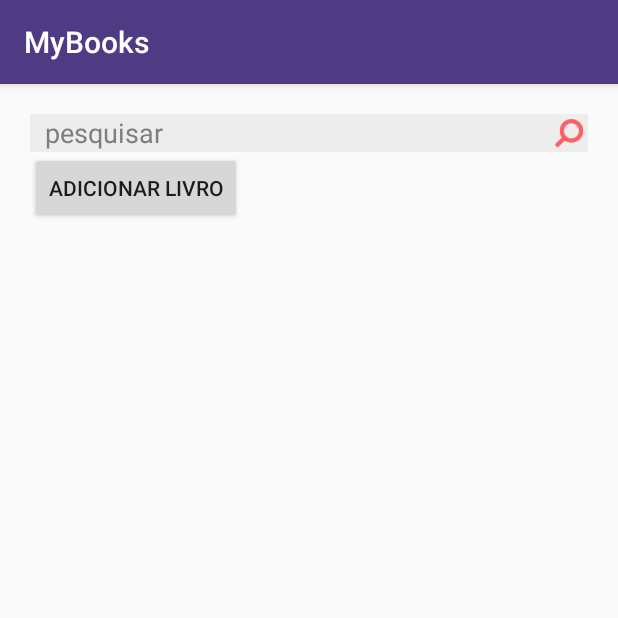
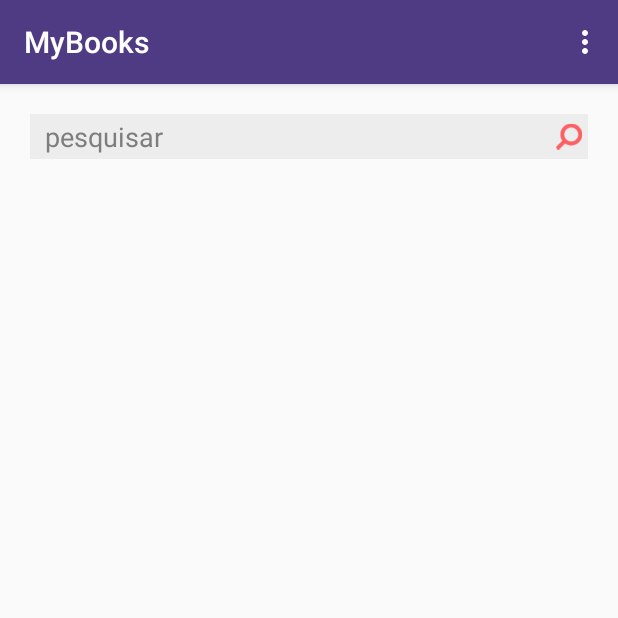
Before and after one commit to camila-borges/myBook, an Android app: the ListBooksActivity screen opened directly, with no data from a screen before it, on a phone screen of 412 x 824 dp, the top half of it. Run offline under Robolectric (Android 15) with nearby library versions, the light colour scheme and no system bars.

Commit message:
App DONE]

```diff
--- a/app/build.gradle
+++ b/app/build.gradle
@@ -25,6 +25,8 @@ dependencies {
         exclude group: 'com.android.support', module: 'support-annotations'
         exclude group: 'com.google.code.findbugs'
     })
+    compile group: 'com.google.api-client', name: 'google-api-client', version: '1.23.0'
+    compile group: 'com.google.api-client', name: 'google-api-client-android', version: '1.23.0'
     compile 'com.github.sembozdemir:BooksApiJavaWrapper:1.0.0'
     compile 'com.google.apis:google-api-services-books:v1-rev93-1.23.0'
     compile 'com.android.support:appcompat-v7:26.+'
@@ -32,9 +34,7 @@ dependencies {
     compile 'com.android.support:recyclerview-v7:26.0.0-alpha1'
     compile 'com.android.support:design:26.0.0-alpha1'
     compile 'com.android.support.constraint:constraint-layout:1.0.2'
-    compile group: 'com.google.api-client', name: 'google-api-client', version: '1.23.0'
-    compile group: 'com.google.api-client', name: 'google-api-client-android', version: '1.23.0'
+    compile 'com.github.bumptech.glide:glide:4.3.0'
     testCompile 'junit:junit:4.12'
     annotationProcessor 'com.github.bumptech.glide:compiler:4.3.0'
-    compile 'com.github.bumptech.glide:glide:4.3.0'
 }
--- a/app/src/main/res/layout/activity_list_books.xml
+++ b/app/src/main/res/layout/activity_list_books.xml
@@ -10,33 +10,38 @@
     <EditText
         android:id="@+id/searchBookList"
         android:layout_width="match_parent"
-        android:layout_height="25dp"
+        android:layout_height="30dp"
         android:background="#ededed"
         android:hint="pesquisar"
         android:paddingLeft="10dp"
         android:paddingRight="10dp"
-        android:textColorHint="@color/colorAccent" />
+        android:textColorHint="@color/colorAccent"
+        android:layout_alignParentTop="true"
+        android:layout_alignParentLeft="true"
+        android:layout_alignParentStart="true" />
 
     <ImageView
         android:id="@+id/searchBookIconList"
         android:layout_width="25dp"
         android:layout_height="25dp"
         android:layout_alignRight="@+id/searchBookList"
-        android:padding="3dp"
-        android:src="@drawable/icon_search" />
+        android:padding="4dp"
+        android:src="@drawable/icon_search"
+        android:layout_alignBottom="@+id/searchBookList"
+        android:layout_alignParentTop="true" />
 
-    <Button
-        android:id="@+id/bttonadd"
-        android:layout_width="wrap_content"
-        android:layout_height="wrap_content"
-        android:layout_below="@id/searchBookIconList"
-        android:text="Adicionar livro" />
+    <!--<Button-->
+        <!--android:id="@+id/bttonadd"-->
+        <!--android:layout_width="wrap_content"-->
+        <!--android:layout_height="wrap_content"-->
+        <!--android:layout_below="@id/searchBookIconList"-->
+        <!--android:text="Adicionar livro" />-->
 
     <android.support.v7.widget.RecyclerView
         android:id="@+id/recyclerView"
         android:layout_width="match_parent"
         android:layout_height="match_parent"
-        android:layout_below="@id/bttonadd"
+        android:layout_below="@id/searchBookIconList"
         android:layout_marginTop="10dp"></android.support.v7.widget.RecyclerView>
 
 </RelativeLayout>
--- /dev/null
+++ b/app/src/main/res/menu/menu.xml
@@ -0,0 +1,14 @@
+<?xml version="1.0" encoding="utf-8"?>
+<menu xmlns:android="http://schemas.android.com/apk/res/android"
+    xmlns:app="http://schemas.android.com/apk/res-auto">
+    <item
+        android:id="@+id/menuItem1"
+        android:title="Sobre"
+        app:showAsAction="never"
+        />
+    <item
+        android:id="@+id/menuItem2"
+        android:title="Adicionar livro"
+        app:showAsAction="never"
+        />
+</menu>
--- /dev/null
+++ b/app/src/main/res/values/dimens.xml
@@ -0,0 +1,3 @@
+<resources>
+    <dimen name="fab_margin">16dp</dimen>
+</resources>
--- a/app/src/main/res/values/strings.xml
+++ b/app/src/main/res/values/strings.xml
@@ -1,3 +1,4 @@
 <resources>
     <string name="app_name">MyBooks</string>
+    <string name="title_activity_menu">MenuActivity</string>
 </resources>
--- a/app/src/main/res/values/styles.xml
+++ b/app/src/main/res/values/styles.xml
@@ -8,4 +8,13 @@
         <item name="colorAccent">@color/colorAccent</item>
     </style>
 
+    <style name="AppTheme.NoActionBar">
+        <item name="windowActionBar">false</item>
+        <item name="windowNoTitle">true</item>
+    </style>
+
+    <style name="AppTheme.AppBarOverlay" parent="ThemeOverlay.AppCompat.Dark.ActionBar" />
+
+    <style name="AppTheme.PopupOverlay" parent="ThemeOverlay.AppCompat.Light" />
+
 </resources>
```
Also changed, not shown: app/src/main/AndroidManifest.xml (+11 -7 lines), app/src/main/java/br/edu/ifsp/mybooks/activities/ListBooksActivity.java (+54 -8 lines).
